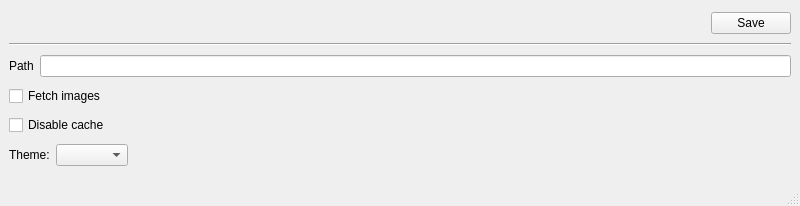
Qt form source/SettingsUI.ui (VynDev/Anime-Hub) before a commit.
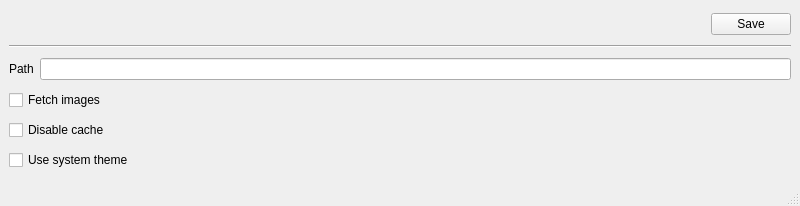
The same form after that commit.

What changed in the file:
```diff
--- a/source/SettingsUI.ui
+++ b/source/SettingsUI.ui
@@ -75,31 +75,11 @@
      </widget>
     </item>
     <item>
-     <layout class="QHBoxLayout" name="horizontalLayout_2" stretch="0,0,0">
-      <item>
-       <widget class="QLabel" name="label_2">
-        <property name="text">
-         <string>Theme:</string>
-        </property>
-       </widget>
-      </item>
-      <item>
-       <widget class="QComboBox" name="themeComboBox"/>
-      </item>
-      <item>
-       <spacer name="horizontalSpacer_2">
-        <property name="orientation">
-         <enum>Qt::Horizontal</enum>
-        </property>
-        <property name="sizeHint" stdset="0">
-         <size>
-          <width>40</width>
-          <height>20</height>
-         </size>
-        </property>
-       </spacer>
-      </item>
-     </layout>
+     <widget class="QCheckBox" name="systemThemeCheckBox">
+      <property name="text">
+       <string>Use system theme</string>
+      </property>
+     </widget>
     </item>
    </layout>
   </widget>
```
